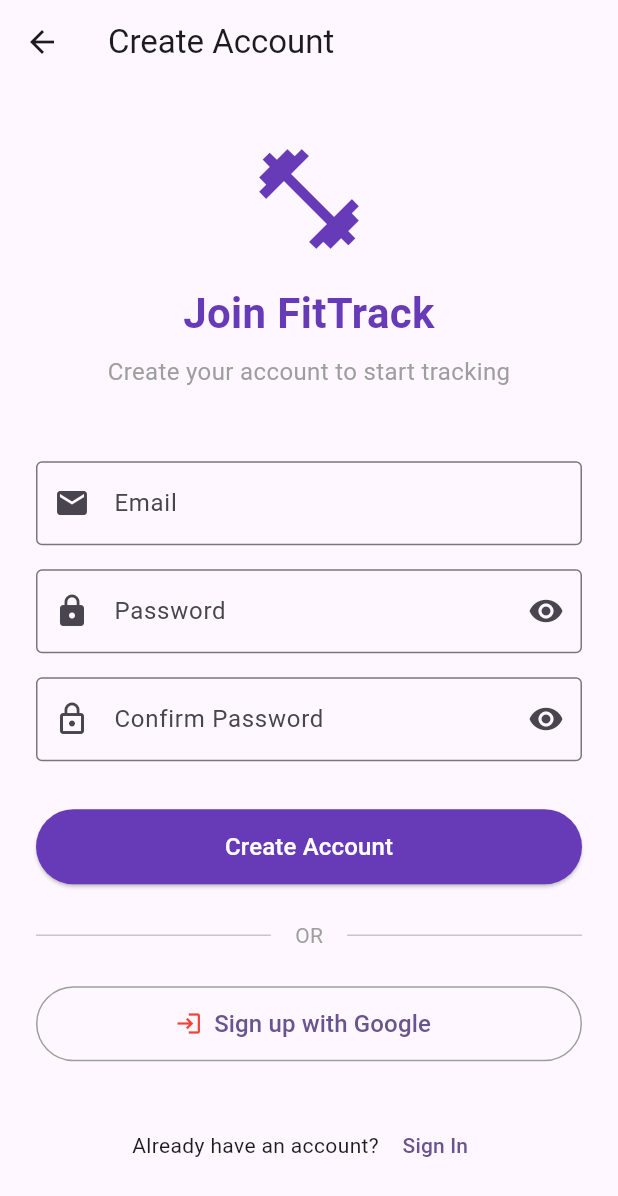
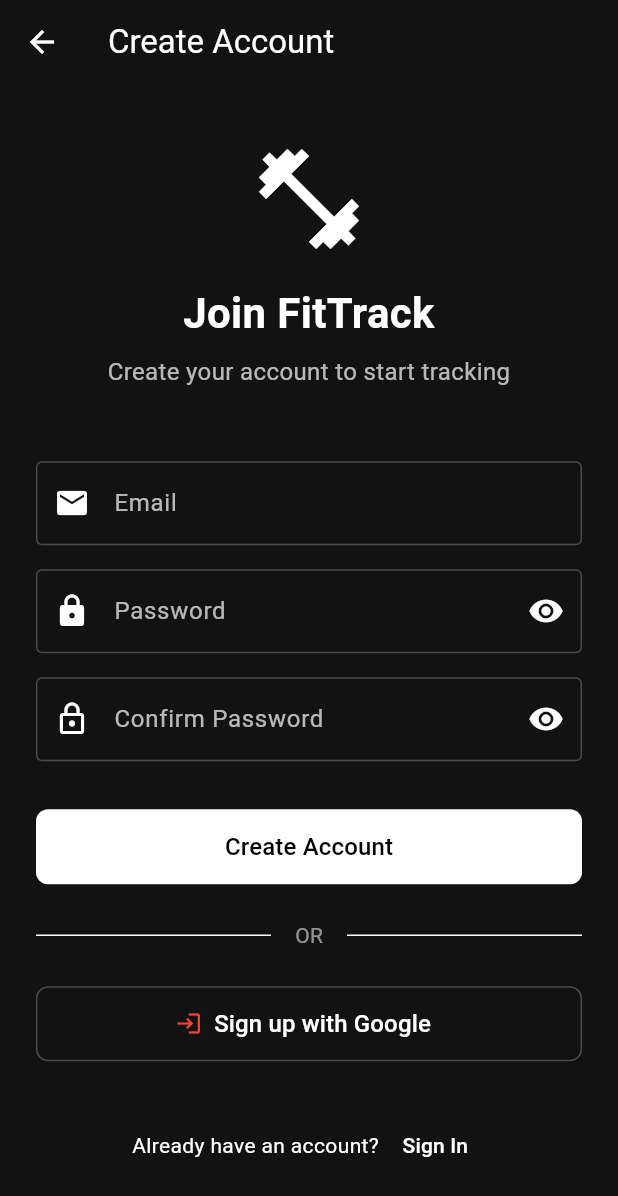
Before and after one commit to danishayman/workout-app, a Flutter app: the screen it shows after launch, after a tap on "Sign In", after a tap on "Sign Up", on a phone screen of 412 x 824 dp. Shown: the top 1196 px of the screen. Run offline on Flutter 3.47's test engine with Material 3 defaults, Android fonts, the phone set to English and light mode, and no system bars; our stand-ins replace firebase_auth, firebase_core, google_sign_in; accounts and stored records are empty; network calls fail.

Commit message:
change theme

```diff
--- a/lib/main.dart
+++ b/lib/main.dart
@@ -31,9 +31,65 @@ class MyApp extends StatelessWidget {
       title: 'FitTrack',
       debugShowCheckedModeBanner: false,
       theme: ThemeData(
-        colorScheme: ColorScheme.fromSeed(seedColor: Colors.deepPurple),
+        colorScheme: ColorScheme.fromSeed(
+          seedColor: Colors.white,
+          brightness: Brightness.light,
+        ),
         useMaterial3: true,
       ),
+      darkTheme: ThemeData(
+        colorScheme: const ColorScheme.dark(
+          primary: Colors.white,
+          onPrimary: Colors.black,
+          secondary: Colors.white70,
+          onSecondary: Colors.black,
+          surface: Color(0xFF121212),
+          onSurface: Colors.white,
+          background: Color(0xFF000000),
+          onBackground: Colors.white,
+          error: Colors.redAccent,
+          onError: Colors.black,
+        ),
+        useMaterial3: true,
+        appBarTheme: const AppBarTheme(
+          backgroundColor: Colors.transparent,
+          elevation: 0,
+          foregroundColor: Colors.white,
+        ),
+        elevatedButtonTheme: ElevatedButtonThemeData(
+          style: ElevatedButton.styleFrom(
+            backgroundColor: Colors.white,
+            foregroundColor: Colors.black,
+            elevation: 0,
+            shape: RoundedRectangleBorder(
+              borderRadius: BorderRadius.circular(8),
+            ),
+          ),
+        ),
+        outlinedButtonTheme: OutlinedButtonThemeData(
+          style: OutlinedButton.styleFrom(
+            foregroundColor: Colors.white,
+            side: const BorderSide(color: Colors.white24),
+            shape: RoundedRectangleBorder(
+              borderRadius: BorderRadius.circular(8),
+            ),
+          ),
+        ),
+        inputDecorationTheme: const InputDecorationTheme(
+          border: OutlineInputBorder(
+            borderSide: BorderSide(color: Colors.white24),
+          ),
+          enabledBorder: OutlineInputBorder(
+            borderSide: BorderSide(color: Colors.white24),
+          ),
+          focusedBorder: OutlineInputBorder(
+            borderSide: BorderSide(color: Colors.white),
+          ),
+          labelStyle: TextStyle(color: Colors.white70),
+          hintStyle: TextStyle(color: Colors.white54),
+        ),
+      ),
+      themeMode: ThemeMode.dark, // Force dark mode
       home: const AuthWrapper(),
     );
   }
--- a/lib/screens/home_screen.dart
+++ b/lib/screens/home_screen.dart
@@ -34,10 +34,10 @@ class HomeScreen extends StatelessWidget {
         child: Column(
           mainAxisAlignment: MainAxisAlignment.center,
           children: [
-            const Icon(
+            Icon(
               Icons.fitness_center,
               size: 80,
-              color: Colors.deepPurple,
+              color: Theme.of(context).colorScheme.primary,
             ),
             const SizedBox(height: 20),
             const Text(
@@ -50,9 +50,9 @@ class HomeScreen extends StatelessWidget {
               style: const TextStyle(fontSize: 16),
             ),
             const SizedBox(height: 20),
-            const Text(
+            Text(
               'Workout features will be added here next.',
-              style: TextStyle(fontSize: 14, color: Colors.grey),
+              style: TextStyle(fontSize: 14, color: Colors.white54),
             ),
           ],
         ),
--- a/lib/screens/login_screen.dart
+++ b/lib/screens/login_screen.dart
@@ -119,26 +119,26 @@ class _LoginScreenState extends State<LoginScreen> {
                 crossAxisAlignment: CrossAxisAlignment.stretch,
                 children: [
                   // App Title and Icon
-                  const Icon(
+                  Icon(
                     Icons.fitness_center,
                     size: 80,
-                    color: Colors.deepPurple,
+                    color: Theme.of(context).colorScheme.primary,
                   ),
                   const SizedBox(height: 16),
-                  const Text(
+                  Text(
                     'FitTrack',
                     textAlign: TextAlign.center,
                     style: TextStyle(
                       fontSize: 32,
                       fontWeight: FontWeight.bold,
-                      color: Colors.deepPurple,
+                      color: Theme.of(context).colorScheme.primary,
                     ),
                   ),
                   const SizedBox(height: 8),
-                  const Text(
+                  Text(
                     'Sign in to track your fitness journey',
                     textAlign: TextAlign.center,
-                    style: TextStyle(fontSize: 16, color: Colors.grey),
+                    style: TextStyle(fontSize: 16, color: Colors.white70),
                   ),
                   const SizedBox(height: 48),
 
@@ -212,13 +212,9 @@ class _LoginScreenState extends State<LoginScreen> {
                           height: 50,
                           child: ElevatedButton(
                             onPressed: _isLoading ? null : _signInWithEmail,
-                            style: ElevatedButton.styleFrom(
-                              backgroundColor: Colors.deepPurple,
-                              foregroundColor: Colors.white,
-                            ),
                             child: _isLoading
                                 ? const CircularProgressIndicator(
-                                    color: Colors.white,
+                                    color: Colors.black,
                                   )
                                 : const Text(
                                     'Sign In',
@@ -233,14 +229,17 @@ class _LoginScreenState extends State<LoginScreen> {
                   const SizedBox(height: 24),
 
                   // Divider
-                  const Row(
+                  Row(
                     children: [
-                      Expanded(child: Divider()),
+                      const Expanded(child: Divider()),
                       Padding(
-                        padding: EdgeInsets.symmetric(horizontal: 16),
-                        child: Text('OR', style: TextStyle(color: Colors.grey)),
+                        padding: const EdgeInsets.symmetric(horizontal: 16),
+                        child: Text(
+                          'OR',
+                          style: TextStyle(color: Colors.white54),
+                        ),
                       ),
-                      Expanded(child: Divider()),
+                      const Expanded(child: Divider()),
                     ],
                   ),
 
@@ -263,9 +262,6 @@ class _LoginScreenState extends State<LoginScreen> {
                       label: const Text(
                         'Continue with Google',
                         style: TextStyle(fontSize: 16),
-                      ),
-                      style: OutlinedButton.styleFrom(
-                        side: const BorderSide(color: Colors.grey),
                       ),
                     ),
                   ),
--- a/lib/screens/signup_screen.dart
+++ b/lib/screens/signup_screen.dart
@@ -105,26 +105,26 @@ class _SignUpScreenState extends State<SignUpScreen> {
                 crossAxisAlignment: CrossAxisAlignment.stretch,
                 children: [
                   // App Title and Icon
-                  const Icon(
+                  Icon(
                     Icons.fitness_center,
                     size: 80,
-                    color: Colors.deepPurple,
+                    color: Theme.of(context).colorScheme.primary,
                   ),
                   const SizedBox(height: 16),
-                  const Text(
+                  Text(
                     'Join FitTrack',
                     textAlign: TextAlign.center,
                     style: TextStyle(
                       fontSize: 28,
                       fontWeight: FontWeight.bold,
-                      color: Colors.deepPurple,
+                      color: Theme.of(context).colorScheme.primary,
                     ),
                   ),
                   const SizedBox(height: 8),
-                  const Text(
+                  Text(
                     'Create your account to start tracking',
                     textAlign: TextAlign.center,
-                    style: TextStyle(fontSize: 16, color: Colors.grey),
+                    style: TextStyle(fontSize: 16, color: Colors.white70),
                   ),
                   const SizedBox(height: 48),
 
@@ -222,13 +222,9 @@ class _SignUpScreenState extends State<SignUpScreen> {
                           height: 50,
                           child: ElevatedButton(
                             onPressed: _isLoading ? null : _signUp,
-                            style: ElevatedButton.styleFrom(
-                              backgroundColor: Colors.deepPurple,
-                              foregroundColor: Colors.white,
-                            ),
                             child: _isLoading
                                 ? const CircularProgressIndicator(
-                                    color: Colors.white,
+                                    color: Colors.black,
                                   )
                                 : const Text(
                                     'Create Account',
@@ -243,14 +239,17 @@ class _SignUpScreenState extends State<SignUpScreen> {
                   const SizedBox(height: 24),
 
                   // Divider
-                  const Row(
+                  Row(
                     children: [
-                      Expanded(child: Divider()),
+                      const Expanded(child: Divider()),
                       Padding(
-                        padding: EdgeInsets.symmetric(horizontal: 16),
-                        child: Text('OR', style: TextStyle(color: Colors.grey)),
+                        padding: const EdgeInsets.symmetric(horizontal: 16),
+                        child: Text(
+                          'OR',
+                          style: TextStyle(color: Colors.white54),
+                        ),
                       ),
-                      Expanded(child: Divider()),
+                      const Expanded(child: Divider()),
                     ],
                   ),
 
@@ -273,9 +272,6 @@ class _SignUpScreenState extends State<SignUpScreen> {
                       label: const Text(
                         'Sign up with Google',
                         style: TextStyle(fontSize: 16),
-                      ),
-                      style: OutlinedButton.styleFrom(
-                        side: const BorderSide(color: Colors.grey),
                       ),
                     ),
                   ),
```
